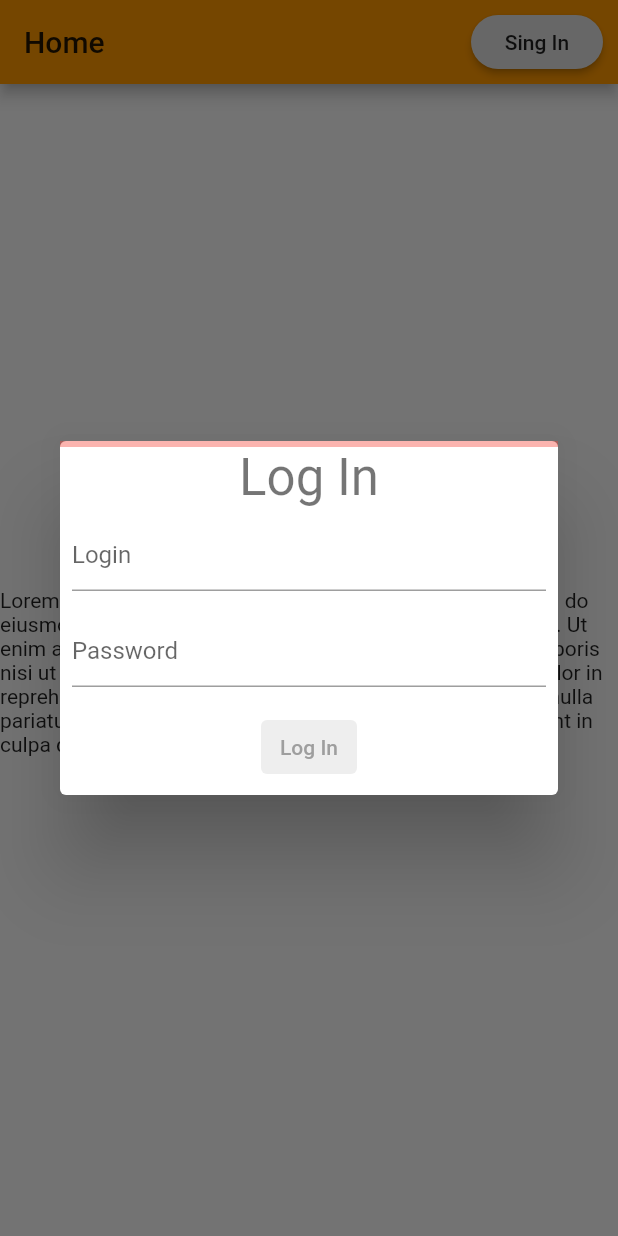
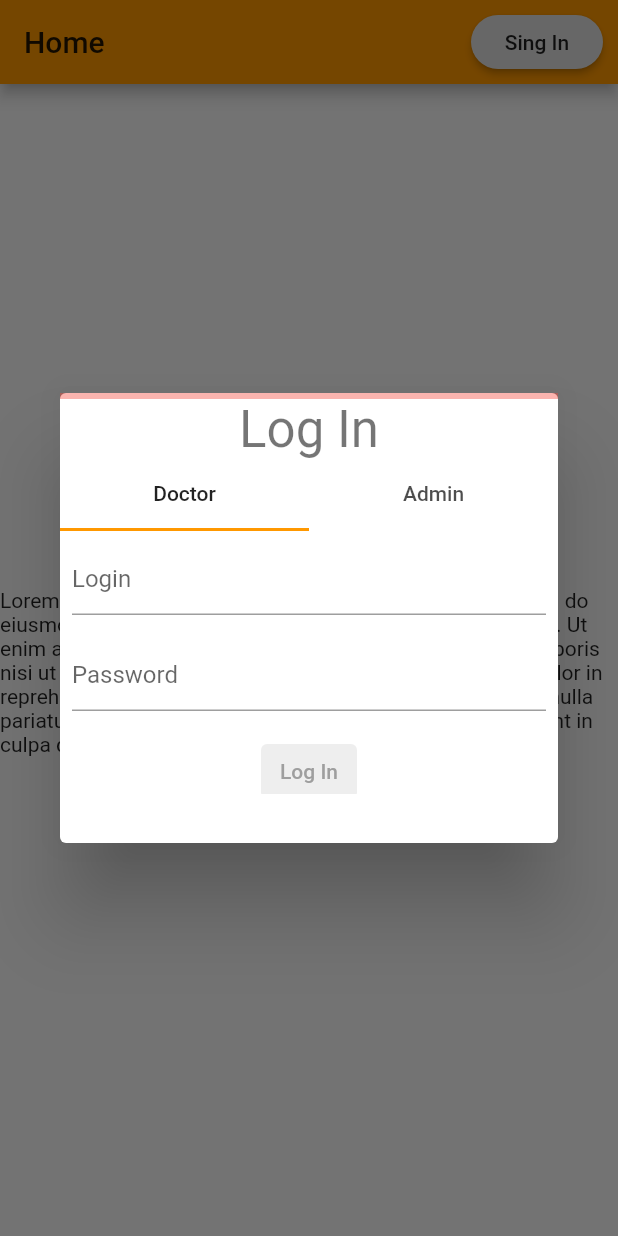
Before and after one commit to georgsvit/smart_dripper_frontend, a Flutter app: the screen it shows after launch, after a tap on "Sing In", on a phone screen of 412 x 824 dp. Run offline on Flutter 3.47's test engine with Material 2 defaults, Android fonts, the phone set to English and light mode, and no system bars; our stand-ins replace shared_preferences.

Commit message:
Separated login forms for doctor and admin

```diff
--- a/lib/dialogs/login_dialog.dart
+++ b/lib/dialogs/login_dialog.dart
@@ -1,3 +1,4 @@
+import 'package:flutter/gestures.dart';
 import 'package:flutter/material.dart';
 import 'package:smart_dripper_frontend/dto/Responses/doctor_response.dart';
 import 'package:smart_dripper_frontend/utils/authentication.dart';
@@ -69,8 +70,11 @@ class _AnimatedProgressIndicatorState extends State<AnimatedProgressIndicator>
 }
 
 class _LoginDialogState extends State<LoginDialog> {
-  final _loginTextController = TextEditingController();
-  final _passwordTextController = TextEditingController();
+  final _doctorLoginTextController = TextEditingController();
+  final _doctorPasswordTextController = TextEditingController();
+  final _adminLoginTextController = TextEditingController();
+  final _adminPasswordTextController = TextEditingController();
+
 
   var token;
 
@@ -80,13 +84,15 @@ class _LoginDialogState extends State<LoginDialog> {
   void _updateFormProgress() {
     var progress = 0.0;
     var controllers = [
-      _loginTextController,
-      _passwordTextController,
+      _doctorLoginTextController,
+      _doctorPasswordTextController,
+      _adminLoginTextController,
+      _adminPasswordTextController
     ];
 
     for (var controller in controllers) {
       if (controller.value.text.isNotEmpty) {
-        progress += 1 / controllers.length;
+        progress += 2 / controllers.length;
       }
     }
 
@@ -101,9 +107,22 @@ class _LoginDialogState extends State<LoginDialog> {
     });
   }
 
-  void _showProfilePage() async {
+  void _loginDoctor() async {
     try {
-      var response = await loginDoctor(_loginTextController.text, _passwordTextController.text).then((value) => value.token != "" ? token = value.token : token = "");
+      var response = await loginDoctor(_doctorLoginTextController.text, _doctorPasswordTextController.text).then((value) => value.token != "" ? token = value.token : token = "");
+      print(token);
+      if (token != null) {
+        Navigator.of(context).pushNamed('/profile');
+      }
+    } catch (e) {
+      print(e);
+      _setError(e.toString());
+    }
+  }
+
+  void _loginAdmin() async {
+    try {
+      var response = await loginAdmin(_adminLoginTextController.text, _adminPasswordTextController.text).then((value) => value.token != "" ? token = value.token : token = "");
       print(token);
       if (token != null) {
         Navigator.of(context).pushNamed('/profile');
@@ -121,6 +140,7 @@ class _LoginDialogState extends State<LoginDialog> {
         onChanged: _updateFormProgress,
         child: SizedBox(
           width: 400,
+          height: 300,
           child: Column(
             mainAxisSize: MainAxisSize.min,
             crossAxisAlignment: CrossAxisAlignment.center,
@@ -131,17 +151,44 @@ class _LoginDialogState extends State<LoginDialog> {
                 visible: error != "",
                 child: Text(error, style: Theme.of(context).textTheme.headline6,),
               ),
+              Container(
+                child: DefaultTabController(
+                  length: 2,
+                  child: Column(
+                    mainAxisSize: MainAxisSize.min,
+                    crossAxisAlignment: CrossAxisAlignment.center,
+                    children: [
+                      Container(
+                        child: TabBar(
+                          tabs: [
+                            Tab(
+                              text: 'Doctor',
+                            ),
+                            Tab(
+                              text: 'Admin',
+                            ),
+                          ],
+                        ),
+                      ),
+                      Container(
+                        height: 175,
+                        child: TabBarView(
+                          children: [
+                            Column(
+                              mainAxisSize: MainAxisSize.min,
+                              crossAxisAlignment: CrossAxisAlignment.center,
+                              children: [
                                 Padding(
                                   padding: EdgeInsets.all(8),
                                   child: TextFormField(
-                  controller: _loginTextController,
+                                    controller: _doctorLoginTextController,
                                     decoration: InputDecoration(hintText: 'Login'),
                                   ),
                                 ),
                                 Padding(
                                   padding: EdgeInsets.all(8),
                                   child: TextFormField(
-                  controller: _passwordTextController,
+                                    controller: _doctorPasswordTextController,
                                     decoration: InputDecoration(hintText: 'Password'),
                                     obscureText: true,
                                   ),
@@ -158,14 +205,58 @@ class _LoginDialogState extends State<LoginDialog> {
                                       })
                                     ),
                                     child: Text('Log In'),
-                  onPressed: _formProgress == 1 ? _showProfilePage : null,
+                                    onPressed: _formProgress == 1 ? _loginDoctor : null,
                                   ),
                                 ),
                               ],
                             ),
+                            Column(
+                              mainAxisSize: MainAxisSize.min,
+                              crossAxisAlignment: CrossAxisAlignment.center,
+                              children: [
+                                Padding(
+                                  padding: EdgeInsets.all(8),
+                                  child: TextFormField(
+                                    controller: _adminLoginTextController,
+                                    decoration: InputDecoration(hintText: 'Login'),
+                                  ),
+                                ),
+                                Padding(
+                                  padding: EdgeInsets.all(8),
+                                  child: TextFormField(
+                                    controller: _adminPasswordTextController,
+                                    decoration: InputDecoration(hintText: 'Password'),
+                                    obscureText: true,
+                                  ),
+                                ),
+                                Padding(
+                                  padding: EdgeInsets.fromLTRB(8, 8, 8, 2),
+                                  child: TextButton(
+                                    style: ButtonStyle(
+                                      backgroundColor: MaterialStateColor.resolveWith((Set<MaterialState> states) {
+                                        return states.contains(MaterialState.disabled) ? Colors.grey[200] : Colors.green;
+                                      }),
+                                      foregroundColor: MaterialStateColor.resolveWith((Set<MaterialState> states) {
+                                        return states.contains(MaterialState.disabled) ? Colors.grey : Colors.white;
+                                      })
+                                    ),
+                                    child: Text('Log In'),
+                                    onPressed: _formProgress == 1 ? _loginAdmin : null,
+                                  ),
+                                ),
+                              ],
+                            ),
+                          ]
                         ),
                       )
-
+                    ]
+                  ),
+                ),
+              )
+            ],
+          )
+        ),
+      )
     );
   }
 }
```
Lines whose indentation alone changed are shown as unchanged.
